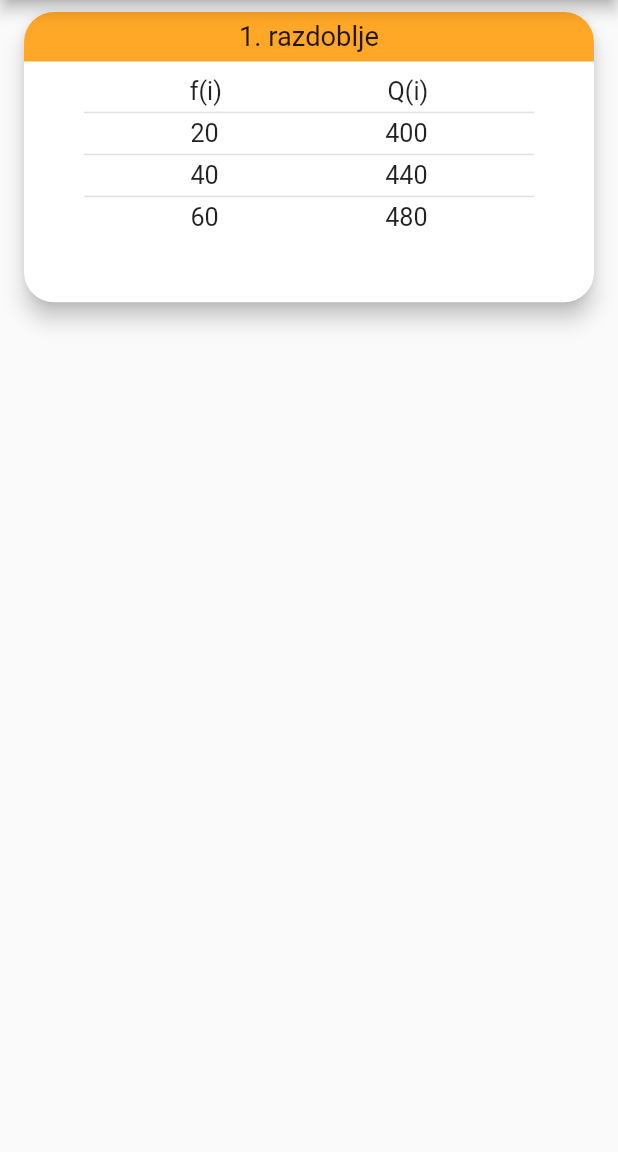
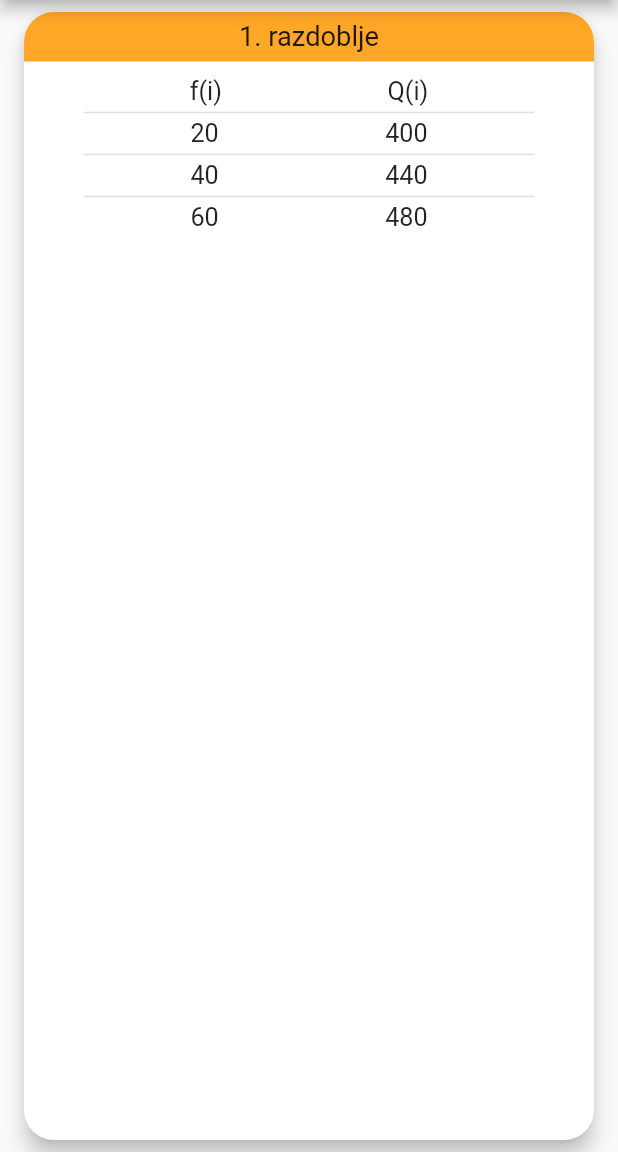
Before and after one commit to Beertija/dinamicko_programiranje, a Flutter app: the TaskCompletedScreen screen opened directly, on a phone screen of 412 x 824 dp, the part 84-1236 px from its top. Run offline on Flutter 3.47's test engine with Material 2 defaults, Android fonts, the phone set to English and light mode, and no system bars.

Commit message:
Dummy commit

```diff
--- a/lib/components/razdoblje_card_template.dart
+++ b/lib/components/razdoblje_card_template.dart
@@ -2,7 +2,8 @@ import 'package:dinamicko_programiranje/helpers/media_query.dart';
 import 'package:flutter/material.dart';
 
 class RazdobljeCard extends StatelessWidget {
-  const RazdobljeCard({Key? key}) : super(key: key);
+  const RazdobljeCard({Key? key, required this.brRazdoblja}) : super(key: key);
+  final int brRazdoblja;
 
   @override
   Widget build(BuildContext context) {
@@ -16,16 +17,17 @@ class RazdobljeCard extends StatelessWidget {
       child: Column(
         children: [
           Container(
-              child: Text("1. razdoblje",
+              child: Text(brRazdoblja.toString() + ". razdoblje",
                   textScaleFactor: 1.3),
               decoration: BoxDecoration(
                   color: Colors.orange[400],
-                  borderRadius: BorderRadius.only(
+                  borderRadius: const BorderRadius.only(
                       topLeft: Radius.circular(20),
                       topRight: Radius.circular(20))),
               height: displayHeight(context) * 0.04,
               alignment: Alignment.center),
           const SizedBox(height: 10),
+          //TODO napraviti neku mapu koja ce sadrzavati dvije brojke za f(i) i Q(i) te se onda putem .map metode samo generiraju rows sa podacima
           Row(
             mainAxisAlignment: MainAxisAlignment.spaceEvenly,
             children: [Text("f(i)", textScaleFactor: 1.2), Text("Q(i)", textScaleFactor: 1.2)],
--- a/lib/screens/task_completed_screen.dart
+++ b/lib/screens/task_completed_screen.dart
@@ -37,32 +37,54 @@ class _TaskCompletedScreenState extends State<TaskCompletedScreen> {
           ),
           body: Column(
             children: [
-              const Expanded(
-                  flex: 3,
-                  child: RazdobljeCard()),
+              // Expanded( //TODO separate this to a new screen
+              //     child: ListView.builder(
+              //     itemCount:
+              //     Provider.of<CalculateProvider>(context, listen: true)
+              //         .pocetnaPostava
+              //         .length,
+              //     itemBuilder: (context, index) {
+              //       int key = Provider.of<CalculateProvider>(context,
+              //           listen: true)
+              //           .pocetnaPostava
+              //           .keys
+              //           .elementAt(index);
+              //       return Row(
+              //         mainAxisAlignment: MainAxisAlignment.spaceEvenly,
+              //         children: [
+              //           Text(Provider.of<CalculateProvider>(context,
+              //               listen: true)
+              //               .pocetnaPostava[key]!),
+              //         ],
+              //       );
+              //       // return Card(myDevice: PointsCalculator.Games[key]!);
+              //     })),
               Expanded(
-                  flex: 8,
-                  child: ListView.builder(
-                      itemCount:
-                          Provider.of<CalculateProvider>(context, listen: true)
-                              .privremeniIzracuni
-                              .length,
-                      itemBuilder: (context, index) {
-                        int key = Provider.of<CalculateProvider>(context,
-                                listen: true)
-                            .privremeniIzracuni
-                            .keys
-                            .elementAt(index);
-                        return Row(
-                          mainAxisAlignment: MainAxisAlignment.spaceEvenly,
-                          children: [
-                            Text(Provider.of<CalculateProvider>(context,
-                                    listen: true)
-                                .privremeniIzracuni[key]!),
-                          ],
-                        );
-                        // return Card(myDevice: PointsCalculator.Games[key]!);
-                      })),
+                  flex: 9,
+                  child: RazdobljeCard(brRazdoblja: 1)),
+              // Expanded(
+              //     flex: 1,
+              //     child: ListView.builder(
+              //         itemCount:
+              //             Provider.of<CalculateProvider>(context, listen: true)
+              //                 .privremeniIzracuni
+              //                 .length,
+              //         itemBuilder: (context, index) {
+              //           int key = Provider.of<CalculateProvider>(context,
+              //                   listen: true)
+              //               .privremeniIzracuni
+              //               .keys
+              //               .elementAt(index);
+              //           return Row(
+              //             mainAxisAlignment: MainAxisAlignment.spaceEvenly,
+              //             children: [
+              //               Text(Provider.of<CalculateProvider>(context,
+              //                       listen: true)
+              //                   .privremeniIzracuni[key]!),
+              //             ],
+              //           );
+              //           // return Card(myDevice: PointsCalculator.Games[key]!);
+              //         })),
             ],
           ),
         ));
```
Also changed, not shown: lib/providers/calculate_provider.dart (+16 -5 lines), lib/screens/early_task_completed_screen.dart (added, +60 -0 lines).
